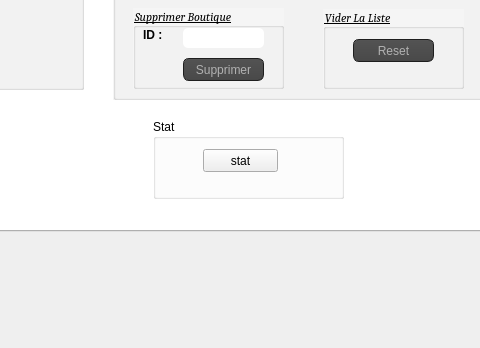
This is application_version_beta/securite.ui in AzizBenIsmail/Projet_Parental_Monitoring_System_Qt as Qt 5 draws it before an edit; both pictures show x 429 to 909 and y 459 to 807 of the 1152 by 807 pixel window. The edited form follows.
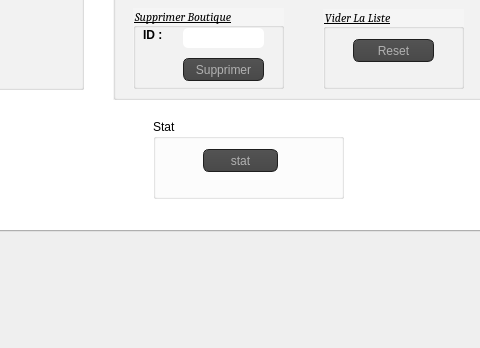
This is the edited form. Icons and pictures are not drawn.

The edit to the form file:
```diff
--- a/application_version_beta/securite.ui
+++ b/application_version_beta/securite.ui
@@ -9859,6 +9859,467 @@
         <height>23</height>
        </rect>
       </property>
+      <property name="styleSheet">
+       <string notr="true">QToolTip
+{
+     border: 1px solid black;
+     background-color: #ffa02f;
+     padding: 1px;
+     border-radius: 3px;
+     opacity: 100;
+}
+
+QWidget
+{
+    color: #b1b1b1;
+    background-color: #323232;
+}
+
+QWidget:item:hover
+{
+    background-color: QLinearGradient( x1: 0, y1: 0, x2: 0, y2: 1, stop: 0 #ffa02f, stop: 1 #ca0619);
+    color: #000000;
+}
+
+QWidget:item:selected
+{
+    background-color: QLinearGradient( x1: 0, y1: 0, x2: 0, y2: 1, stop: 0 #ffa02f, stop: 1 #d7801a);
+}
+
+QMenuBar::item
+{
+    background: transparent;
+}
+
+QMenuBar::item:selected
+{
+    background: transparent;
+    border: 1px solid #ffaa00;
+}
+
+QMenuBar::item:pressed
+{
+    background: #444;
+    border: 1px solid #000;
+    background-color: QLinearGradient(
+        x1:0, y1:0,
+        x2:0, y2:1,
+        stop:1 #212121,
+        stop:0.4 #343434/*,
+        stop:0.2 #343434,
+        stop:0.1 #ffaa00*/
+    );
+    margin-bottom:-1px;
+    padding-bottom:1px;
+}
+
+QMenu
+{
+    border: 1px solid #000;
+}
+
+QMenu::item
+{
+    padding: 2px 20px 2px 20px;
+}
+
+QMenu::item:selected
+{
+    color: #000000;
+}
+
+QWidget:disabled
+{
+    color: #404040;
+    background-color: #323232;
+}
+
+QAbstractItemView
+{
+    background-color: QLinearGradient( x1: 0, y1: 0, x2: 0, y2: 1, stop: 0 #4d4d4d, stop: 0.1 #646464, stop: 1 #5d5d5d);
+}
+
+QWidget:focus
+{
+    /*border: 2px solid QLinearGradient( x1: 0, y1: 0, x2: 0, y2: 1, stop: 0 #ffa02f, stop: 1 #d7801a);*/
+}
+
+QLineEdit
+{
+    background-color: QLinearGradient( x1: 0, y1: 0, x2: 0, y2: 1, stop: 0 #4d4d4d, stop: 0 #646464, stop: 1 #5d5d5d);
+    padding: 1px;
+    border-style: solid;
+    border: 1px solid #1e1e1e;
+    border-radius: 5;
+}
+
+QPushButton
+{
+    color: #b1b1b1;
+    background-color: QLinearGradient( x1: 0, y1: 0, x2: 0, y2: 1, stop: 0 #565656, stop: 0.1 #525252, stop: 0.5 #4e4e4e, stop: 0.9 #4a4a4a, stop: 1 #464646);
+    border-width: 1px;
+    border-color: #1e1e1e;
+    border-style: solid;
+    border-radius: 6;
+    padding: 3px;
+    font-size: 12px;
+    padding-left: 5px;
+    padding-right: 5px;
+}
+
+QPushButton:pressed
+{
+    background-color: QLinearGradient( x1: 0, y1: 0, x2: 0, y2: 1, stop: 0 #2d2d2d, stop: 0.1 #2b2b2b, stop: 0.5 #292929, stop: 0.9 #282828, stop: 1 #252525);
+}
+
+QComboBox
+{
+    selection-background-color: #ffaa00;
+    background-color: QLinearGradient( x1: 0, y1: 0, x2: 0, y2: 1, stop: 0 #565656, stop: 0.1 #525252, stop: 0.5 #4e4e4e, stop: 0.9 #4a4a4a, stop: 1 #464646);
+    border-style: solid;
+    border: 1px solid #1e1e1e;
+    border-radius: 5;
+}
+
+QComboBox:hover,QPushButton:hover
+{
+    border: 2px solid QLinearGradient( x1: 0, y1: 0, x2: 0, y2: 1, stop: 0 #ffa02f, stop: 1 #d7801a);
+}
+
+
+QComboBox:on
+{
+    padding-top: 3px;
+    padding-left: 4px;
+    background-color: QLinearGradient( x1: 0, y1: 0, x2: 0, y2: 1, stop: 0 #2d2d2d, stop: 0.1 #2b2b2b, stop: 0.5 #292929, stop: 0.9 #282828, stop: 1 #252525);
+    selection-background-color: #ffaa00;
+}
+
+QComboBox QAbstractItemView
+{
+    border: 2px solid darkgray;
+    selection-background-color: QLinearGradient( x1: 0, y1: 0, x2: 0, y2: 1, stop: 0 #ffa02f, stop: 1 #d7801a);
+}
+
+QComboBox::drop-down
+{
+     subcontrol-origin: padding;
+     subcontrol-position: top right;
+     width: 15px;
+
+     border-left-width: 0px;
+     border-left-color: darkgray;
+     border-left-style: solid; /* just a single line */
+     border-top-right-radius: 3px; /* same radius as the QComboBox */
+     border-bottom-right-radius: 3px;
+ }
+
+QComboBox::down-arrow
+{
+     image: url(:/down_arrow.png);
+}
+
+QGroupBox:focus
+{
+border: 2px solid QLinearGradient( x1: 0, y1: 0, x2: 0, y2: 1, stop: 0 #ffa02f, stop: 1 #d7801a);
+}
+
+QTextEdit:focus
+{
+    border: 2px solid QLinearGradient( x1: 0, y1: 0, x2: 0, y2: 1, stop: 0 #ffa02f, stop: 1 #d7801a);
+}
+
+QScrollBar:horizontal {
+     border: 1px solid #222222;
+     background: QLinearGradient( x1: 0, y1: 0, x2: 0, y2: 1, stop: 0.0 #121212, stop: 0.2 #282828, stop: 1 #484848);
+     height: 7px;
+     margin: 0px 16px 0 16px;
+}
+
+QScrollBar::handle:horizontal
+{
+      background: QLinearGradient( x1: 0, y1: 0, x2: 1, y2: 0, stop: 0 #ffa02f, stop: 0.5 #d7801a, stop: 1 #ffa02f);
+      min-height: 20px;
+      border-radius: 2px;
+}
+
+QScrollBar::add-line:horizontal {
+      border: 1px solid #1b1b19;
+      border-radius: 2px;
+      background: QLinearGradient( x1: 0, y1: 0, x2: 1, y2: 0, stop: 0 #ffa02f, stop: 1 #d7801a);
+      width: 14px;
+      subcontrol-position: right;
+      subcontrol-origin: margin;
+}
+
+QScrollBar::sub-line:horizontal {
+      border: 1px solid #1b1b19;
+      border-radius: 2px;
+      background: QLinearGradient( x1: 0, y1: 0, x2: 1, y2: 0, stop: 0 #ffa02f, stop: 1 #d7801a);
+      width: 14px;
+     subcontrol-position: left;
+     subcontrol-origin: margin;
+}
+
+QScrollBar::right-arrow:horizontal, QScrollBar::left-arrow:horizontal
+{
+      border: 1px solid black;
+      width: 1px;
+      height: 1px;
+      background: white;
+}
+
+QScrollBar::add-page:horizontal, QScrollBar::sub-page:horizontal
+{
+      background: none;
+}
+
+QScrollBar:vertical
+{
+      background: QLinearGradient( x1: 0, y1: 0, x2: 1, y2: 0, stop: 0.0 #121212, stop: 0.2 #282828, stop: 1 #484848);
+      width: 7px;
+      margin: 16px 0 16px 0;
+      border: 1px solid #222222;
+}
+
+QScrollBar::handle:vertical
+{
+      background: QLinearGradient( x1: 0, y1: 0, x2: 0, y2: 1, stop: 0 #ffa02f, stop: 0.5 #d7801a, stop: 1 #ffa02f);
+      min-height: 20px;
+      border-radius: 2px;
+}
+
+QScrollBar::add-line:vertical
+{
+      border: 1px solid #1b1b19;
+      border-radius: 2px;
+      background: QLinearGradient( x1: 0, y1: 0, x2: 0, y2: 1, stop: 0 #ffa02f, stop: 1 #d7801a);
+      height: 14px;
+      subcontrol-position: bottom;
+      subcontrol-origin: margin;
+}
+
+QScrollBar::sub-line:vertical
+{
+      border: 1px solid #1b1b19;
+      border-radius: 2px;
+      background: QLinearGradient( x1: 0, y1: 0, x2: 0, y2: 1, stop: 0 #d7801a, stop: 1 #ffa02f);
+      height: 14px;
+      subcontrol-position: top;
+      subcontrol-origin: margin;
+}
+
+QScrollBar::up-arrow:vertical, QScrollBar::down-arrow:vertical
+{
+      border: 1px solid black;
+      width: 1px;
+      height: 1px;
+      background: white;
+}
+
+
+QScrollBar::add-page:vertical, QScrollBar::sub-page:vertical
+{
+      background: none;
+}
+
+QTextEdit
+{
+    background-color: #242424;
+}
+
+QPlainTextEdit
+{
+    background-color: #242424;
+}
+
+QHeaderView::section
+{
+    background-color: QLinearGradient(x1:0, y1:0, x2:0, y2:1, stop:0 #616161, stop: 0.5 #505050, stop: 0.6 #434343, stop:1 #656565);
+    color: white;
+    padding-left: 4px;
+    border: 1px solid #6c6c6c;
+}
+
+QCheckBox:disabled
+{
+color: #414141;
+}
+
+QDockWidget::title
+{
+    text-align: center;
+    spacing: 3px; /* spacing between items in the tool bar */
+    background-color: QLinearGradient(x1:0, y1:0, x2:0, y2:1, stop:0 #323232, stop: 0.5 #242424, stop:1 #323232);
+}
+
+QDockWidget::close-button, QDockWidget::float-button
+{
+    text-align: center;
+    spacing: 1px; /* spacing between items in the tool bar */
+    background-color: QLinearGradient(x1:0, y1:0, x2:0, y2:1, stop:0 #323232, stop: 0.5 #242424, stop:1 #323232);
+}
+
+QDockWidget::close-button:hover, QDockWidget::float-button:hover
+{
+    background: #242424;
+}
+
+QDockWidget::close-button:pressed, QDockWidget::float-button:pressed
+{
+    padding: 1px -1px -1px 1px;
+}
+
+QMainWindow::separator
+{
+    background-color: QLinearGradient(x1:0, y1:0, x2:0, y2:1, stop:0 #161616, stop: 0.5 #151515, stop: 0.6 #212121, stop:1 #343434);
+    color: white;
+    padding-left: 4px;
+    border: 1px solid #4c4c4c;
+    spacing: 3px; /* spacing between items in the tool bar */
+}
+
+QMainWindow::separator:hover
+{
+
+    background-color: QLinearGradient(x1:0, y1:0, x2:0, y2:1, stop:0 #d7801a, stop:0.5 #b56c17 stop:1 #ffa02f);
+    color: white;
+    padding-left: 4px;
+    border: 1px solid #6c6c6c;
+    spacing: 3px; /* spacing between items in the tool bar */
+}
+
+QToolBar::handle
+{
+     spacing: 3px; /* spacing between items in the tool bar */
+     background: url(:/images/handle.png);
+}
+
+QMenu::separator
+{
+    height: 2px;
+    background-color: QLinearGradient(x1:0, y1:0, x2:0, y2:1, stop:0 #161616, stop: 0.5 #151515, stop: 0.6 #212121, stop:1 #343434);
+    color: white;
+    padding-left: 4px;
+    margin-left: 10px;
+    margin-right: 5px;
+}
+
+QProgressBar
+{
+    border: 2px solid grey;
+    border-radius: 5px;
+    text-align: center;
+}
+
+QProgressBar::chunk
+{
+    background-color: #d7801a;
+    width: 2.15px;
+    margin: 0.5px;
+}
+
+QTabBar::tab {
+    color: #b1b1b1;
+    border: 1px solid #444;
+    border-bottom-style: none;
+    background-color: #323232;
+    padding-left: 10px;
+    padding-right: 10px;
+    padding-top: 3px;
+    padding-bottom: 2px;
+    margin-right: -1px;
+}
+
+QTabWidget::pane {
+    border: 1px solid #444;
+    top: 1px;
+}
+
+QTabBar::tab:last
+{
+    margin-right: 0; /* the last selected tab has nothing to overlap with on the right */
+    border-top-right-radius: 3px;
+}
+
+QTabBar::tab:first:!selected
+{
+ margin-left: 0px; /* the last selected tab has nothing to overlap with on the right */
+
+
+    border-top-left-radius: 3px;
+}
+
+QTabBar::tab:!selected
+{
+    color: #b1b1b1;
+    border-bottom-style: solid;
+    margin-top: 3px;
+    background-color: QLinearGradient(x1:0, y1:0, x2:0, y2:1, stop:1 #212121, stop:.4 #343434);
+}
+
+QTabBar::tab:selected
+{
+    border-top-left-radius: 3px;
+    border-top-right-radius: 3px;
+    margin-bottom: 0px;
+}
+
+QTabBar::tab:!selected:hover
+{
+    /*border-top: 2px solid #ffaa00;
+    padding-bottom: 3px;*/
+    border-top-left-radius: 3px;
+    border-top-right-radius: 3px;
+    background-color: QLinearGradient(x1:0, y1:0, x2:0, y2:1, stop:1 #212121, stop:0.4 #343434, stop:0.2 #343434, stop:0.1 #ffaa00);
+}
+
+QRadioButton::indicator:checked, QRadioButton::indicator:unchecked{
+    color: #b1b1b1;
+    background-color: #323232;
+    border: 1px solid #b1b1b1;
+    border-radius: 6px;
+}
+
+QRadioButton::indicator:checked
+{
+    background-color: qradialgradient(
+        cx: 0.5, cy: 0.5,
+        fx: 0.5, fy: 0.5,
+        radius: 1.0,
+        stop: 0.25 #ffaa00,
+        stop: 0.3 #323232
+    );
+}
+
+QCheckBox::indicator{
+    color: #b1b1b1;
+    background-color: #323232;
+    border: 1px solid #b1b1b1;
+    width: 9px;
+    height: 9px;
+}
+
+QRadioButton::indicator
+{
+    border-radius: 6px;
+}
+
+QRadioButton::indicator:hover, QCheckBox::indicator:hover
+{
+    border: 1px solid #ffaa00;
+}
+
+QCheckBox::indicator:checked
+{
+    image:url(:/images/checkbox.png);
+}
+
+QCheckBox::indicator:disabled, QRadioButton::indicator:disabled
+{
+    border: 1px solid #444;
+}</string>
+      </property>
       <property name="text">
        <string>stat</string>
       </property>
```
